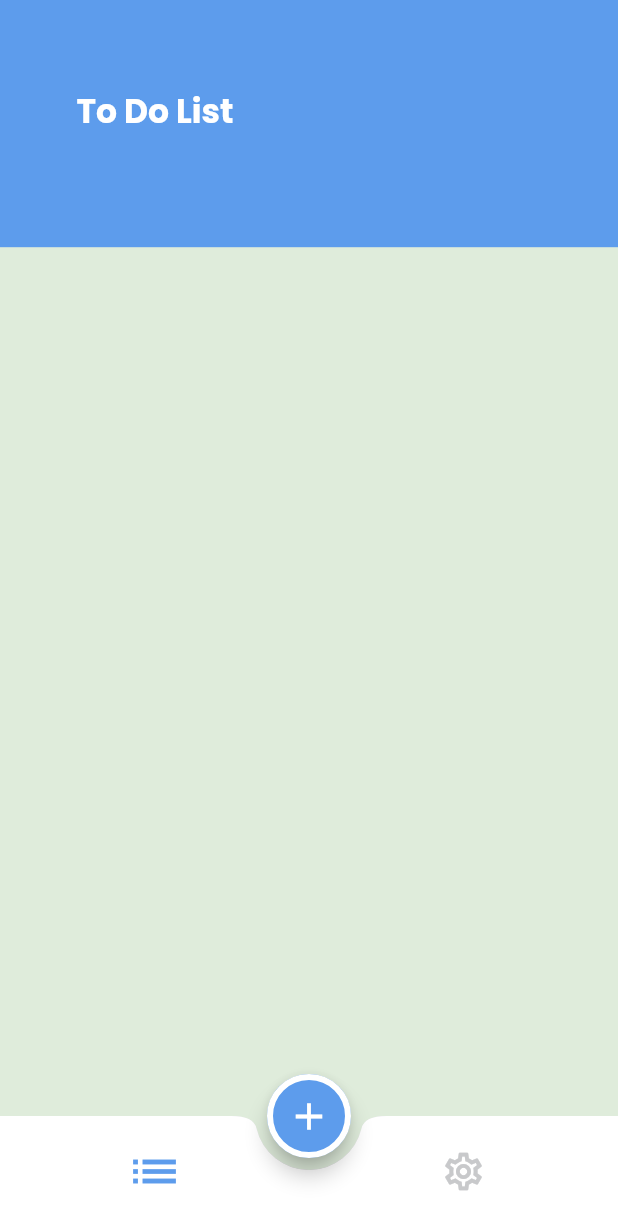
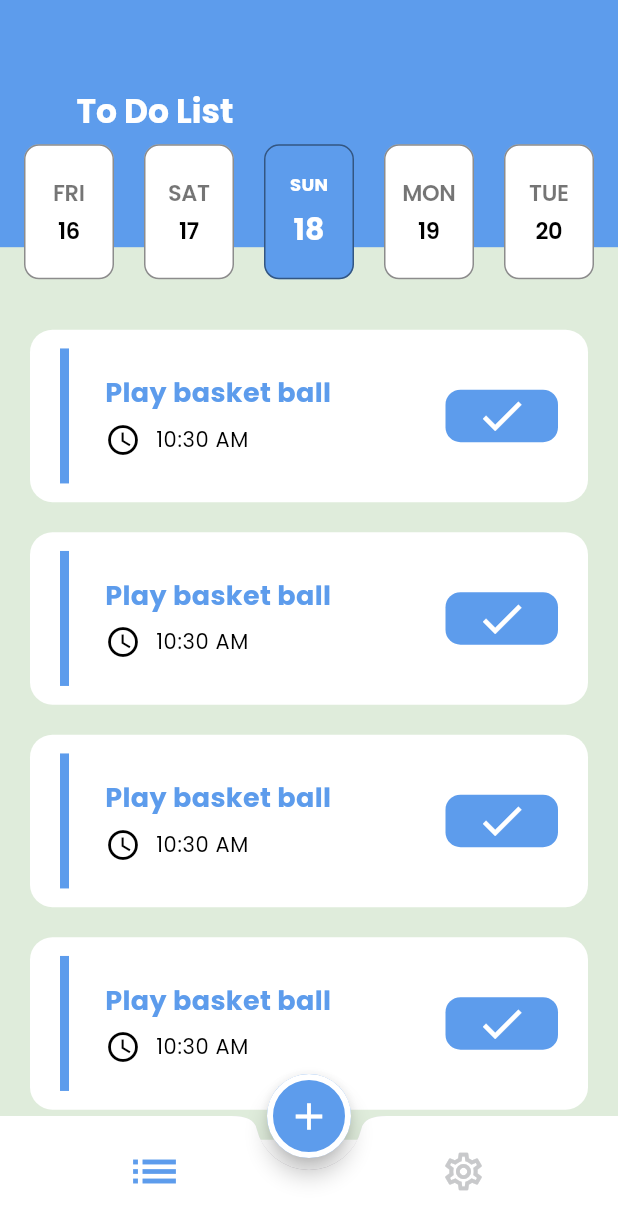
Before and after one commit to MaiBomadian/TODO-App, a Flutter app: the screen it shows after launch, on a phone screen of 412 x 824 dp. Shown: the top 1230 px of the screen. Run offline on Flutter 3.47's test engine with Material 3 defaults, Android fonts, the phone set to English and light mode, and no system bars; drawn by our look-alikes of easy_date_timeline; our stand-ins replace animated_custom_dropdown; generated files the repository leaves out were written again.

Commit message:
Finish Task Item Decoration

```diff
--- a/lib/config/constants/application_theme_manager.dart
+++ b/lib/config/constants/application_theme_manager.dart
@@ -49,19 +49,19 @@ class ApplicationThemeManager {
       bodyMedium: TextStyle(
         fontSize: 18,
         color: Colors.black,
-        fontWeight: FontWeight.w400,
+        fontWeight: FontWeight.w700,
         fontFamily: 'Poppins',
       ),
       bodySmall: TextStyle(
         fontSize: 14,
         color: Colors.black,
-        fontWeight: FontWeight.bold,
+        fontWeight: FontWeight.w400,
         fontFamily: 'Poppins',
       ),
       displayLarge: TextStyle(
         fontSize: 15,
         color: Colors.black,
-        fontWeight: FontWeight.w400,
+        fontWeight: FontWeight.w600,
         fontFamily: 'Poppins',
       ),
     ),
@@ -113,13 +113,13 @@ class ApplicationThemeManager {
       bodyMedium: TextStyle(
         fontSize: 18,
         color: Colors.white,
-        fontWeight: FontWeight.w400,
+        fontWeight: FontWeight.w700,
         fontFamily: 'Poppins',
       ),
       bodySmall: TextStyle(
         fontSize: 14,
         color: Colors.white,
-        fontWeight: FontWeight.bold,
+        fontWeight: FontWeight.w400,
         fontFamily: 'Poppins',
       ),
       displayLarge: TextStyle(
--- a/lib/config/constants/settings_provider.dart
+++ b/lib/config/constants/settings_provider.dart
@@ -7,7 +7,7 @@ class SettingsProvider extends ChangeNotifier {
   int currentIndex = 0;
   String currentLanguage = 'en';
   List<Widget> screens = [
-    const TasksView(),
+     TasksView(),
     SettingsView(),
   ];
 
--- a/lib/features/layout_view.dart
+++ b/lib/features/layout_view.dart
@@ -10,6 +10,7 @@ class LayoutView extends StatelessWidget {
   Widget build(BuildContext context) {
     var vm = Provider.of<SettingsProvider>(context);
     return Scaffold(
+      extendBody: true,
       floatingActionButton: FloatingActionButton(
         onPressed: () {},
         child: const Icon(
--- a/lib/features/settings/pages/settings_view.dart
+++ b/lib/features/settings/pages/settings_view.dart
@@ -36,26 +36,23 @@ class SettingsView extends StatelessWidget {
           ),
         ),
         Padding(
-          padding: const EdgeInsets.only(left: 38, top: 20, bottom: 20,right: 30),
+          padding:
+              const EdgeInsets.only(left: 38, top: 20, bottom: 20, right: 30),
           child: Text(
             locale.language,
-            style: theme.textTheme.bodySmall,
+            style: theme.textTheme.bodySmall
+                ?.copyWith(fontWeight: FontWeight.w700),
           ),
         ),
         Padding(
           padding: const EdgeInsets.only(left: 50.0, right: 40),
           child: CustomDropdown(
-            initialItem: vm.currentLanguage =='en'? 'English' : 'عربي',
-            items: language,
-            onChanged: (value) {
-              if(value=='English'){
-                vm.changeLanguage('en');
-              }
-              else if(value=='عربي'){
-                vm.changeLanguage('ar');
-              }
-            },
             decoration: CustomDropdownDecoration(
+              closedBorder: Border.all(color: theme.primaryColor),
+              listItemStyle: theme.textTheme.bodySmall
+                  ?.copyWith(color: theme.primaryColor),
+              headerStyle: theme.textTheme.bodySmall
+                  ?.copyWith(color: theme.primaryColor),
               closedBorderRadius: BorderRadius.zero,
               expandedBorderRadius: BorderRadius.zero,
               closedFillColor: vm.currentTheme == ThemeMode.dark
@@ -73,28 +70,35 @@ class SettingsView extends StatelessWidget {
               expandedSuffixIcon:
                   Icon(Icons.keyboard_arrow_up, color: theme.primaryColor),
             ),
+            initialItem: vm.currentLanguage == 'en' ? 'English' : 'عربي',
+            items: language,
+            onChanged: (value) {
+              if (value == 'English') {
+                vm.changeLanguage('en');
+              } else if (value == 'عربي') {
+                vm.changeLanguage('ar');
+              }
+            },
           ),
         ),
         Padding(
-          padding: const EdgeInsets.only(left: 38, top: 20, bottom: 20,right: 30),
+          padding:
+              const EdgeInsets.only(left: 38, top: 20, bottom: 20, right: 30),
           child: Text(
             locale.mode,
-            style: theme.textTheme.bodySmall,
+            style: theme.textTheme.bodySmall
+                ?.copyWith(fontWeight: FontWeight.w700),
           ),
         ),
         Padding(
           padding: const EdgeInsets.only(left: 50.0, right: 40),
           child: CustomDropdown(
-            initialItem: vm.currentTheme == ThemeMode.dark ? 'Dark' : 'Light',
-            items: themeLits,
-            onChanged: (value) {
-              if (value == 'Dark') {
-                vm.changeTheme(ThemeMode.dark);
-              } else if (value == 'Light') {
-                vm.changeTheme(ThemeMode.light);
-              }
-            },
             decoration: CustomDropdownDecoration(
+              closedBorder: Border.all(color: theme.primaryColor),
+              listItemStyle: theme.textTheme.bodySmall
+                  ?.copyWith(color: theme.primaryColor),
+              headerStyle: theme.textTheme.bodySmall
+                  ?.copyWith(color: theme.primaryColor),
               closedFillColor: vm.currentTheme == ThemeMode.dark
                   ? const Color(0xff141922)
                   : Colors.white,
@@ -114,6 +118,15 @@ class SettingsView extends StatelessWidget {
                 color: theme.primaryColor,
               ),
             ),
+            initialItem: vm.currentTheme == ThemeMode.dark ? 'Dark' : 'Light',
+            items: themeLits,
+            onChanged: (value) {
+              if (value == 'Dark') {
+                vm.changeTheme(ThemeMode.dark);
+              } else if (value == 'Light') {
+                vm.changeTheme(ThemeMode.light);
+              }
+            },
           ),
         ),
       ],
--- a/lib/features/tasks/pages/tasks_view.dart
+++ b/lib/features/tasks/pages/tasks_view.dart
@@ -1,11 +1,20 @@
+import 'package:easy_date_timeline/easy_date_timeline.dart';
 import 'package:flutter/material.dart';
 import 'package:provider/provider.dart';
 import 'package:todo_app/config/constants/settings_provider.dart';
 import 'package:flutter_gen/gen_l10n/app_localizations.dart';
 
+import '../widget/task_item_widget.dart';
 
-class TasksView extends StatelessWidget {
-  const TasksView({Key? key}) : super(key: key);
+class TasksView extends StatefulWidget {
+  TasksView({Key? key}) : super(key: key);
+
+  @override
+  State<TasksView> createState() => _TasksViewState();
+}
+
+class _TasksViewState extends State<TasksView> {
+  DateTime focusTime = DateTime.now();
 
   @override
   Widget build(BuildContext context) {
@@ -16,19 +25,107 @@ class TasksView extends StatelessWidget {
 
     return Column(
       children: [
+        Stack(
+          alignment: const Alignment(0, 2.0),
+          clipBehavior: Clip.none,
+          children: [
             Container(
               height: mediaQuery.height * .2,
               width: mediaQuery.width,
               color: theme.primaryColor,
               child: Padding(
-            padding: const EdgeInsets.symmetric(horizontal: 51, vertical: 60),
+                padding:
+                    const EdgeInsets.symmetric(horizontal: 51, vertical: 60),
                 child: Text(
                   locale.todolist,
                   style: theme.textTheme.titleLarge,
                 ),
               ),
             ),
-
+            EasyInfiniteDateTimeLine(
+              dayProps: EasyDayProps(
+                dayStructure: DayStructure.dayStrDayNum,
+                height: 90,
+                width: 60,
+                todayStyle: DayStyle(
+                  borderRadius: 0,
+                  decoration: BoxDecoration(
+                      borderRadius: BorderRadius.circular(10),
+                      color:
+                          vm.isDark() ? const Color(0xff141922) : Colors.white,
+                      border: Border.all(color: theme.primaryColor)),
+                  dayStrStyle: theme.textTheme.displayLarge?.copyWith(
+                    color: theme.primaryColor,
+                  ),
+                  dayNumStyle: theme.textTheme.displayLarge?.copyWith(
+                    color: theme.primaryColor,
+                  ),
+                  // monthStrStyle: theme.textTheme.displayLarge?.copyWith(
+                  //   color: theme.primaryColor,
+                  // ),
+                ),
+                inactiveDayStyle: DayStyle(
+                  decoration: BoxDecoration(
+                    border: Border.all(color: Colors.black45),
+                    borderRadius: BorderRadius.circular(10),
+                    color: vm.isDark() ? const Color(0xff141922) : Colors.white,
+                  ),
+                  dayStrStyle: vm.isDark()
+                      ? theme.textTheme.displayLarge
+                      : theme.textTheme.displayLarge?.copyWith(
+                          color: Colors.black54,
+                        ),
+                  dayNumStyle: vm.isDark()
+                      ? theme.textTheme.displayLarge
+                      : theme.textTheme.displayLarge?.copyWith(
+                          color: Colors.black,
+                        ),
+                  // monthStrStyle: theme.textTheme.displayLarge
+                  //     ?.copyWith(color: Colors.grey.shade400),
+                ),
+                activeDayStyle: DayStyle(
+                  decoration: BoxDecoration(
+                    border: Border.all(color: Colors.black45),
+                    borderRadius: BorderRadius.circular(10),
+                    color: theme.primaryColor,
+                  ),
+                  // monthStrStyle: theme.textTheme.displayLarge
+                  //     ?.copyWith(color: Colors.grey.shade400),
+                ),
+              ),
+              timeLineProps: const EasyTimeLineProps(
+                separatorPadding: 20,
+              ),
+              showTimelineHeader: false,
+              firstDate: DateTime(2024),
+              focusDate: focusTime,
+              lastDate: DateTime(2025),
+              onDateChange: (selectedDate) {
+                setState(() {
+                  focusTime = selectedDate;
+                });
+              },
+            ),
+          ],
+        ),
+        const SizedBox(
+          height: 45,
+        ),
+        Expanded(
+          child: ListView(
+            children: const [
+              TaskItem(),
+              TaskItem(),
+              TaskItem(),
+              TaskItem(),
+              TaskItem(),
+              TaskItem(),
+              TaskItem(),
+              TaskItem(),
+              TaskItem(),
+            ],
+          ),
+        )
       ],
     );
   }
--- /dev/null
+++ b/lib/features/tasks/widget/task_item_widget.dart
@@ -0,0 +1,78 @@
+import 'package:flutter/material.dart';
+import 'package:provider/provider.dart';
+import 'package:todo_app/config/constants/settings_provider.dart';
+
+class TaskItem extends StatelessWidget {
+  const TaskItem({Key? key}) : super(key: key);
+
+  @override
+  Widget build(BuildContext context) {
+    var mediaQuery = MediaQuery.of(context).size;
+    var theme = Theme.of(context);
+    var vm = Provider.of<SettingsProvider>(context);
+
+    return Container(
+      height: 115,
+      width: mediaQuery.width,
+      padding: const EdgeInsets.symmetric(horizontal: 20, vertical: 10),
+      margin: const EdgeInsets.symmetric(horizontal: 20, vertical: 10),
+      decoration: BoxDecoration(
+        borderRadius: BorderRadius.circular(15),
+        color:vm.isDark()?const Color(0xff141922): Colors.white,
+      ),
+      child: Row(
+        children: [
+          Container(
+            width: 6,
+            height: 90,
+            decoration: BoxDecoration(
+              color: theme.primaryColor,
+            ),
+          ),
+          const SizedBox(
+            width: 24,
+          ),
+          Column(
+            mainAxisAlignment: MainAxisAlignment.center,
+            crossAxisAlignment: CrossAxisAlignment.start,
+            children: [
+              Text(
+                'Play basket ball',
+                style: theme.textTheme.bodyMedium
+                    ?.copyWith(color: theme.primaryColor),
+              ),
+              const SizedBox(
+                height: 6,
+              ),
+              Row(
+                children: [
+                  Icon(Icons.access_time,color: vm.isDark()?Colors.white:Colors.black,),
+                  const SizedBox(
+                    width: 10,
+                  ),
+                  Text(
+                    '10:30 AM',
+                    style:  theme.textTheme.bodySmall,
+                  ),
+                ],
+              ),
+            ],
+          ),
+          const Spacer(),
+          Container(
+            padding: const EdgeInsets.symmetric(horizontal: 20),
+            decoration: BoxDecoration(
+              borderRadius: BorderRadius.circular(10),
+              color: theme.primaryColor,
+            ),
+            child: const Icon(
+              Icons.check,
+              color: Colors.white,
+              size: 35,
+            ),
+          )
+        ],
+      ),
+    );
+  }
+}
--- a/pubspec.yaml
+++ b/pubspec.yaml
@@ -40,6 +40,7 @@ dependencies:
   cupertino_icons: ^1.0.2
   animated_custom_dropdown: ^3.0.0
   provider: ^6.1.1
+  easy_date_timeline: ^1.0.3
 
 dev_dependencies:
   flutter_test:
```
Also changed, not shown: pubspec.lock. Lines whose indentation alone changed are shown as unchanged.
